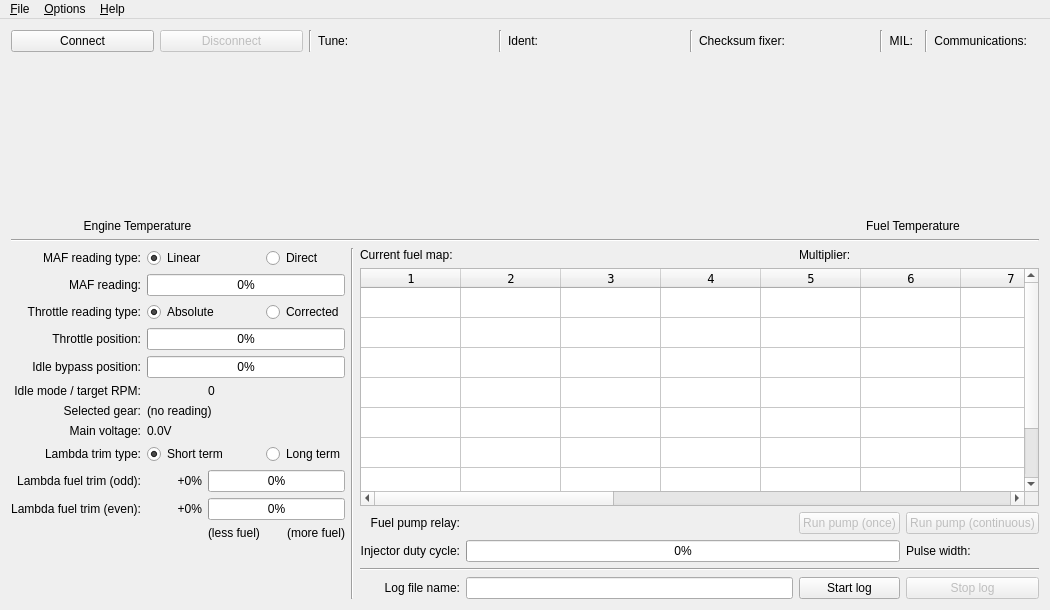
This is mainwindow.ui in colinbourassa/rovergauge as Qt 5 draws it before an edit. The edited form follows.
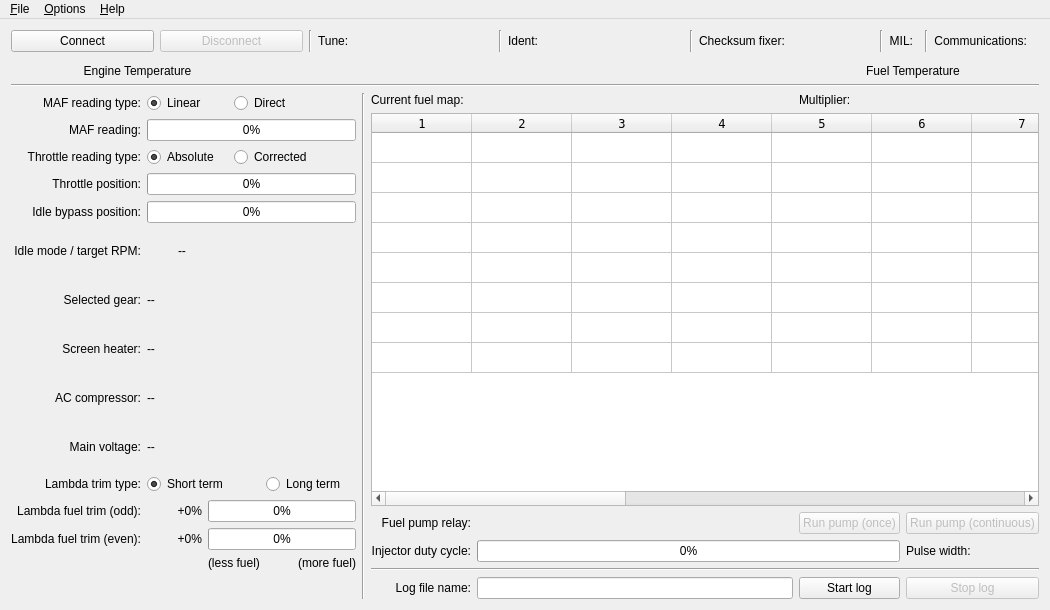
This is the edited form. Custom widgets are drawn as their Qt base class.

Commit message: Add AC compressor status and heated screen status indicators

Patch:
```diff
--- a/mainwindow.ui
+++ b/mainwindow.ui
@@ -26,9 +26,9 @@
    <string>MainWindow</string>
   </property>
   <widget class="QWidget" name="centralWidget">
-   <layout class="QGridLayout" name="gridLayout">
+   <layout class="QGridLayout" name="gridLayout_2">
     <item row="0" column="0">
-     <layout class="QVBoxLayout" name="m_layoutMaster" stretch="0,1,0,2">
+     <layout class="QVBoxLayout" name="verticalLayout">
       <item>
        <layout class="QHBoxLayout" name="m_layoutTop" stretch="2,5">
         <item>
@@ -199,42 +199,9 @@
        </widget>
       </item>
       <item>
-       <layout class="QHBoxLayout" name="m_layoutBottom" stretch="1,0,3">
+       <layout class="QHBoxLayout" name="horizontalLayout">
         <item>
-         <layout class="QGridLayout" name="m_miscDataLayout" rowstretch="0,0,0,0,0,0,0,0,0,0,0,1">
-          <item row="0" column="0">
-           <widget class="QLabel" name="m_mafReadingTypeLabel">
-            <property name="text">
-             <string>MAF reading type:</string>
-            </property>
-            <property name="alignment">
-             <set>Qt::AlignRight|Qt::AlignTrailing|Qt::AlignVCenter</set>
-            </property>
-           </widget>
-          </item>
-          <item row="0" column="1" colspan="2">
-           <widget class="QRadioButton" name="m_mafReadingLinearButton">
-            <property name="text">
-             <string>Linear</string>
-            </property>
-            <property name="checked">
-             <bool>true</bool>
-            </property>
-            <attribute name="buttonGroup">
-             <string notr="true">m_mafReadingButtonGroup</string>
-            </attribute>
-           </widget>
-          </item>
-          <item row="0" column="3">
-           <widget class="QRadioButton" name="m_mafReadingDirectButton">
-            <property name="text">
-             <string>Direct</string>
-            </property>
-            <attribute name="buttonGroup">
-             <string notr="true">m_mafReadingButtonGroup</string>
-            </attribute>
-           </widget>
-          </item>
+         <layout class="QGridLayout" name="gridLayout">
           <item row="1" column="0">
            <widget class="QLabel" name="m_mafReadingLabel">
             <property name="text">
@@ -245,37 +212,24 @@
             </property>
            </widget>
           </item>
-          <item row="1" column="1" colspan="3">
+          <item row="0" column="4" colspan="2">
+           <widget class="QRadioButton" name="m_mafReadingDirectButton">
+            <property name="text">
+             <string>Direct</string>
+            </property>
+            <attribute name="buttonGroup">
+             <string notr="true">m_mafReadingButtonGroup</string>
+            </attribute>
+           </widget>
+          </item>
+          <item row="1" column="1" colspan="6">
            <widget class="QProgressBar" name="m_mafReadingBar">
             <property name="value">
              <number>0</number>
             </property>
            </widget>
           </item>
-          <item row="2" column="0">
-           <widget class="QLabel" name="m_throttleTypeLabel">
-            <property name="text">
-             <string>Throttle reading type:</string>
-            </property>
-            <property name="alignment">
-             <set>Qt::AlignRight|Qt::AlignTrailing|Qt::AlignVCenter</set>
-            </property>
-           </widget>
-          </item>
-          <item row="2" column="1" colspan="2">
-           <widget class="QRadioButton" name="m_throttleTypeAbsoluteButton">
-            <property name="text">
-             <string>Absolute</string>
-            </property>
-            <property name="checked">
-             <bool>true</bool>
-            </property>
-            <attribute name="buttonGroup">
-             <string notr="true">m_throttleTypeButtonGroup</string>
-            </attribute>
-           </widget>
-          </item>
-          <item row="2" column="3">
+          <item row="2" column="4" colspan="3">
            <widget class="QRadioButton" name="m_throttleTypeCorrectedButton">
             <property name="text">
              <string>Corrected</string>
@@ -285,40 +239,43 @@
             </attribute>
            </widget>
           </item>
-          <item row="3" column="0">
-           <widget class="QLabel" name="m_throttleLabel">
+          <item row="2" column="1" colspan="3">
+           <widget class="QRadioButton" name="m_throttleTypeAbsoluteButton">
             <property name="text">
-             <string>Throttle position:</string>
+             <string>Absolute</string>
             </property>
-            <property name="alignment">
-             <set>Qt::AlignRight|Qt::AlignTrailing|Qt::AlignVCenter</set>
+            <property name="checked">
+             <bool>true</bool>
             </property>
+            <attribute name="buttonGroup">
+             <string notr="true">m_throttleTypeButtonGroup</string>
+            </attribute>
            </widget>
           </item>
-          <item row="3" column="1" colspan="3">
+          <item row="6" column="1" colspan="3">
+           <widget class="QLabel" name="m_gear">
+            <property name="text">
+             <string>--</string>
+            </property>
+           </widget>
+          </item>
+          <item row="3" column="1" colspan="6">
            <widget class="QProgressBar" name="m_throttleBar">
             <property name="value">
              <number>0</number>
             </property>
            </widget>
           </item>
-          <item row="4" column="0">
-           <widget class="QLabel" name="m_idleBypassLabel">
+          <item row="6" column="0">
+           <widget class="QLabel" name="m_gearLabel">
             <property name="text">
-             <string>Idle bypass position:</string>
+             <string>Selected gear:</string>
             </property>
             <property name="alignment">
              <set>Qt::AlignRight|Qt::AlignTrailing|Qt::AlignVCenter</set>
             </property>
            </widget>
           </item>
-          <item row="4" column="1" colspan="3">
-           <widget class="QProgressBar" name="m_idleBypassPosBar">
-            <property name="value">
-             <number>0</number>
-            </property>
-           </widget>
-          </item>
           <item row="5" column="0">
            <widget class="QLabel" name="m_targetIdleLabel">
             <property name="text">
@@ -335,55 +292,54 @@
           <item row="5" column="2">
            <widget class="QLabel" name="m_targetIdle">
             <property name="text">
-             <string>0</string>
+             <string>--</string>
             </property>
            </widget>
           </item>
-          <item row="6" column="0">
-           <widget class="QLabel" name="m_gearLabel">
+          <item row="0" column="0">
+           <widget class="QLabel" name="m_mafReadingTypeLabel">
             <property name="text">
-             <string>Selected gear:</string>
+             <string>MAF reading type:</string>
             </property>
             <property name="alignment">
              <set>Qt::AlignRight|Qt::AlignTrailing|Qt::AlignVCenter</set>
             </property>
            </widget>
           </item>
-          <item row="6" column="1" colspan="2">
-           <widget class="QLabel" name="m_gear">
-            <property name="text">
-             <string>(no reading)</string>
+          <item row="11" column="1" colspan="2">
+           <widget class="QLabel" name="m_oddFuelTrimBarAndMAFCOLabel">
+            <property name="minimumSize">
+             <size>
+              <width>55</width>
+              <height>0</height>
+             </size>
             </property>
-           </widget>
-          </item>
-          <item row="7" column="0">
-           <widget class="QLabel" name="m_voltageLabel">
             <property name="text">
-             <string>Main voltage:</string>
+             <string>+0%</string>
             </property>
             <property name="alignment">
              <set>Qt::AlignRight|Qt::AlignTrailing|Qt::AlignVCenter</set>
             </property>
            </widget>
           </item>
-          <item row="7" column="1">
-           <widget class="QLabel" name="m_voltage">
-            <property name="text">
-             <string>0.0V</string>
+          <item row="4" column="1" colspan="6">
+           <widget class="QProgressBar" name="m_idleBypassPosBar">
+            <property name="value">
+             <number>0</number>
             </property>
            </widget>
           </item>
-          <item row="8" column="0">
-           <widget class="QLabel" name="m_lambdaTrimTypeLabel">
+          <item row="4" column="0">
+           <widget class="QLabel" name="m_idleBypassLabel">
             <property name="text">
-             <string>Lambda trim type:</string>
+             <string>Idle bypass position:</string>
             </property>
             <property name="alignment">
              <set>Qt::AlignRight|Qt::AlignTrailing|Qt::AlignVCenter</set>
             </property>
            </widget>
           </item>
-          <item row="8" column="1" colspan="2">
+          <item row="10" column="1" colspan="4">
            <widget class="QRadioButton" name="m_lambdaTrimShortButton">
             <property name="text">
              <string>Short term</string>
@@ -396,17 +352,17 @@
             </attribute>
            </widget>
           </item>
-          <item row="8" column="3">
-           <widget class="QRadioButton" name="m_lambdaTrimLongButton">
+          <item row="2" column="0">
+           <widget class="QLabel" name="m_throttleTypeLabel">
             <property name="text">
-             <string>Long term</string>
+             <string>Throttle reading type:</string>
             </property>
-            <attribute name="buttonGroup">
-             <string notr="true">m_lambdaTrimButtonGroup</string>
-            </attribute>
+            <property name="alignment">
+             <set>Qt::AlignRight|Qt::AlignTrailing|Qt::AlignVCenter</set>
+            </property>
            </widget>
           </item>
-          <item row="9" column="0">
+          <item row="11" column="0">
            <widget class="QLabel" name="m_oddFuelTrimAndMAFCOLabel">
             <property name="text">
              <string>Lambda fuel trim (odd):</string>
@@ -416,30 +372,93 @@
             </property>
            </widget>
           </item>
-          <item row="9" column="1">
-           <widget class="QLabel" name="m_oddFuelTrimBarAndMAFCOLabel">
-            <property name="minimumSize">
-             <size>
-              <width>55</width>
-              <height>0</height>
-             </size>
-            </property>
+          <item row="10" column="5" colspan="2">
+           <widget class="QRadioButton" name="m_lambdaTrimLongButton">
             <property name="text">
-             <string>+0%</string>
+             <string>Long term</string>
             </property>
-            <property name="alignment">
-             <set>Qt::AlignRight|Qt::AlignTrailing|Qt::AlignVCenter</set>
-            </property>
-           </widget>
-          </item>
-          <item row="9" column="2" colspan="2">
-           <widget class="FuelTrimBar" name="m_oddFuelTrimBar">
-            <property name="value">
-             <number>0</number>
-            </property>
+            <attribute name="buttonGroup">
+             <string notr="true">m_lambdaTrimButtonGroup</string>
+            </attribute>
            </widget>
           </item>
           <item row="10" column="0">
+           <widget class="QLabel" name="m_lambdaTrimTypeLabel">
+            <property name="text">
+             <string>Lambda trim type:</string>
+            </property>
+            <property name="alignment">
+             <set>Qt::AlignRight|Qt::AlignTrailing|Qt::AlignVCenter</set>
+            </property>
+           </widget>
+          </item>
+          <item row="11" column="3" colspan="4">
+           <widget class="FuelTrimBar" name="m_oddFuelTrimBar">
+            <property name="value">
+             <number>0</number>
+            </property>
+           </widget>
+          </item>
+          <item row="3" column="0">
+           <widget class="QLabel" name="m_throttleLabel">
+            <property name="text">
+             <string>Throttle position:</string>
+            </property>
+            <property name="alignment">
+             <set>Qt::AlignRight|Qt::AlignTrailing|Qt::AlignVCenter</set>
+            </property>
+           </widget>
+          </item>
+          <item row="7" column="0">
+           <widget class="QLabel" name="m_screenHeaterLabel">
+            <property name="text">
+             <string>Screen heater:</string>
+            </property>
+            <property name="alignment">
+             <set>Qt::AlignRight|Qt::AlignTrailing|Qt::AlignVCenter</set>
+            </property>
+           </widget>
+          </item>
+          <item row="12" column="1" colspan="2">
+           <widget class="QLabel" name="m_evenFuelTrimBarLabel">
+            <property name="minimumSize">
+             <size>
+              <width>55</width>
+              <height>0</height>
+             </size>
+            </property>
+            <property name="text">
+             <string>+0%</string>
+            </property>
+            <property name="alignment">
+             <set>Qt::AlignRight|Qt::AlignTrailing|Qt::AlignVCenter</set>
+            </property>
+           </widget>
+          </item>
+          <item row="13" column="6">
+           <widget class="QLabel" name="m_lambdaTrimHighLimitLabel">
+            <property name="text">
+             <string>(more fuel)</string>
+            </property>
+            <property name="alignment">
+             <set>Qt::AlignRight|Qt::AlignTop|Qt::AlignTrailing</set>
+            </property>
+           </widget>
+          </item>
+          <item row="0" column="1" colspan="3">
+           <widget class="QRadioButton" name="m_mafReadingLinearButton">
+            <property name="text">
+             <string>Linear</string>
+            </property>
+            <property name="checked">
+             <bool>true</bool>
+            </property>
+            <attribute name="buttonGroup">
+             <string notr="true">m_mafReadingButtonGroup</string>
+            </attribute>
+           </widget>
+          </item>
+          <item row="12" column="0">
            <widget class="QLabel" name="m_evenFuelTrimLabel">
             <property name="text">
              <string>Lambda fuel trim (even):</string>
@@ -449,30 +468,14 @@
             </property>
            </widget>
           </item>
-          <item row="10" column="1">
-           <widget class="QLabel" name="m_evenFuelTrimBarLabel">
-            <property name="minimumSize">
-             <size>
-              <width>55</width>
-              <height>0</height>
-             </size>
-            </property>
-            <property name="text">
-             <string>+0%</string>
-            </property>
-            <property name="alignment">
-             <set>Qt::AlignRight|Qt::AlignTrailing|Qt::AlignVCenter</set>
-            </property>
-           </widget>
-          </item>
-          <item row="10" column="2" colspan="2">
+          <item row="12" column="3" colspan="4">
            <widget class="FuelTrimBar" name="m_evenFuelTrimBar">
             <property name="value">
              <number>0</number>
             </property>
            </widget>
           </item>
-          <item row="11" column="2">
+          <item row="13" column="3" colspan="3">
            <widget class="QLabel" name="m_lambdaTrimLowLimitLabel">
             <property name="text">
              <string>(less fuel)</string>
@@ -482,13 +485,44 @@
             </property>
            </widget>
           </item>
-          <item row="11" column="3">
-           <widget class="QLabel" name="m_lambdaTrimHighLimitLabel">
+          <item row="8" column="0">
+           <widget class="QLabel" name="m_acCompressorLabel">
             <property name="text">
-             <string>(more fuel)</string>
+             <string>AC compressor:</string>
             </property>
             <property name="alignment">
-             <set>Qt::AlignRight|Qt::AlignTop|Qt::AlignTrailing</set>
+             <set>Qt::AlignRight|Qt::AlignTrailing|Qt::AlignVCenter</set>
+            </property>
+           </widget>
+          </item>
+          <item row="9" column="0">
+           <widget class="QLabel" name="m_voltageLabel">
+            <property name="text">
+             <string>Main voltage:</string>
+            </property>
+            <property name="alignment">
+             <set>Qt::AlignRight|Qt::AlignTrailing|Qt::AlignVCenter</set>
+            </property>
+           </widget>
+          </item>
+          <item row="7" column="1" colspan="3">
+           <widget class="QLabel" name="m_screenHeater">
+            <property name="text">
+             <string>--</string>
+            </property>
+           </widget>
+          </item>
+          <item row="8" column="1" colspan="3">
+           <widget class="QLabel" name="m_acCompressor">
+            <property name="text">
+             <string>--</string>
+            </property>
+           </widget>
+          </item>
+          <item row="9" column="1" colspan="3">
+           <widget class="QLabel" name="m_voltage">
+            <property name="text">
+             <string>--</string>
             </property>
            </widget>
           </item>
@@ -687,7 +721,7 @@
      <x>0</x>
      <y>0</y>
      <width>1050</width>
-     <height>25</height>
+     <height>20</height>
     </rect>
    </property>
    <widget class="QMenu" name="m_fileMenu">
```
The commit also changes 7 other files.
